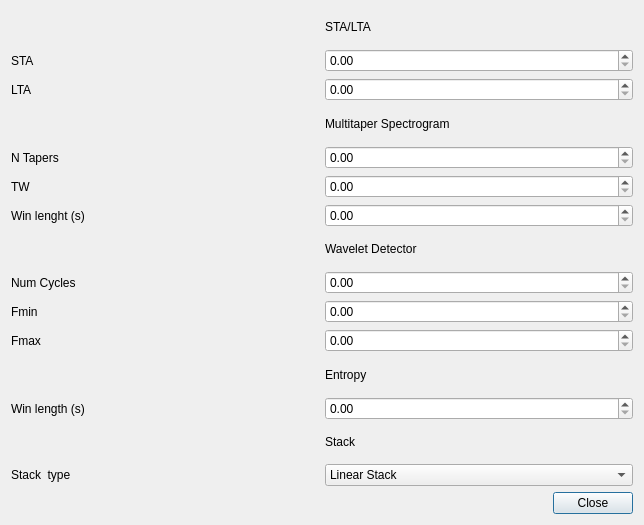
Qt form isp/resources/designer_uis/SettingsDialog.ui (ProjectISP/ISP) before a commit.
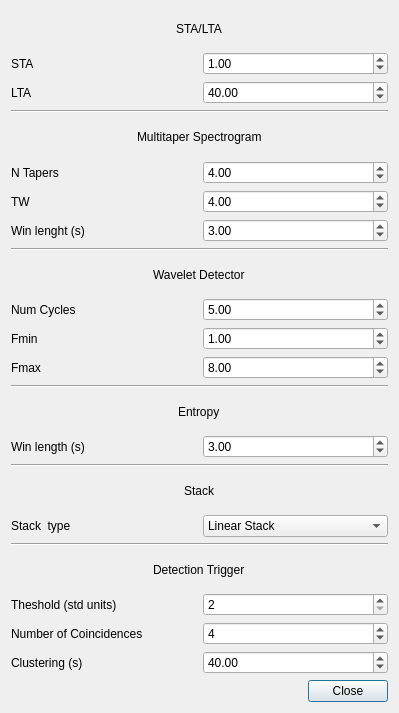
The same form after that commit.

Commit message: Write files from detector and from phases detected automatically, ready to locate

Patch:
```diff
--- a/isp/resources/designer_uis/SettingsDialog.ui
+++ b/isp/resources/designer_uis/SettingsDialog.ui
@@ -6,8 +6,8 @@
    <rect>
     <x>0</x>
     <y>0</y>
-    <width>644</width>
-    <height>525</height>
+    <width>399</width>
+    <height>713</height>
    </rect>
   </property>
   <property name="windowTitle">
@@ -16,27 +16,70 @@
   <layout class="QVBoxLayout" name="verticalLayout">
    <item>
     <layout class="QGridLayout" name="gridLayout_2">
+     <item row="8" column="0" colspan="2">
+      <widget class="Line" name="line_2">
+       <property name="orientation">
+        <enum>Qt::Horizontal</enum>
+       </property>
+      </widget>
+     </item>
+     <item row="17" column="0" colspan="2" alignment="Qt::AlignHCenter">
+      <widget class="QLabel" name="label_14">
+       <property name="text">
+        <string>Stack</string>
+       </property>
+      </widget>
+     </item>
+     <item row="20" column="0" colspan="2" alignment="Qt::AlignHCenter">
+      <widget class="QLabel" name="label_16">
+       <property name="text">
+        <string>Detection Trigger</string>
+       </property>
+      </widget>
+     </item>
+     <item row="9" column="0" colspan="2" alignment="Qt::AlignHCenter">
+      <widget class="QLabel" name="label_7">
+       <property name="text">
+        <string>Wavelet Detector</string>
+       </property>
+      </widget>
+     </item>
+     <item row="2" column="0">
+      <widget class="QLabel" name="label_2">
+       <property name="text">
+        <string>LTA</string>
+       </property>
+      </widget>
+     </item>
+     <item row="13" column="0" colspan="2">
+      <widget class="Line" name="line_3">
+       <property name="orientation">
+        <enum>Qt::Horizontal</enum>
+       </property>
+      </widget>
+     </item>
      <item row="11" column="1">
-      <widget class="QLabel" name="label_12">
+      <widget class="QDoubleSpinBox" name="fminDB">
+       <property name="value">
+        <double>1.000000000000000</double>
+       </property>
+      </widget>
+     </item>
+     <item row="21" column="0">
+      <widget class="QLabel" name="label_17">
        <property name="text">
-        <string>Entropy</string>
+        <string>Theshold (std units)</string>
        </property>
       </widget>
      </item>
-     <item row="8" column="1">
-      <widget class="QDoubleSpinBox" name="ncyclesDB"/>
-     </item>
-     <item row="5" column="0">
-      <widget class="QLabel" name="label_3">
+     <item row="11" column="0">
+      <widget class="QLabel" name="label_10">
        <property name="text">
-        <string>TW</string>
+        <string>Fmin</string>
        </property>
       </widget>
      </item>
-     <item row="9" column="1">
-      <widget class="QDoubleSpinBox" name="fminDB"/>
-     </item>
-     <item row="8" column="0">
+     <item row="10" column="0">
       <widget class="QLabel" name="label_9">
        <property name="text">
         <string>Num Cycles</string>
@@ -44,7 +87,18 @@
       </widget>
      </item>
      <item row="10" column="1">
-      <widget class="QDoubleSpinBox" name="fmaxDB"/>
+      <widget class="QDoubleSpinBox" name="ncyclesDB">
+       <property name="value">
+        <double>5.000000000000000</double>
+       </property>
+      </widget>
+     </item>
+     <item row="6" column="0">
+      <widget class="QLabel" name="label_3">
+       <property name="text">
+        <string>TW</string>
+       </property>
+      </widget>
      </item>
      <item row="1" column="0">
       <widget class="QLabel" name="label">
@@ -53,118 +107,196 @@
        </property>
       </widget>
      </item>
-     <item row="9" column="0">
-      <widget class="QLabel" name="label_10">
-       <property name="text">
-        <string>Fmin</string>
-       </property>
-      </widget>
-     </item>
-     <item row="2" column="1">
-      <widget class="QDoubleSpinBox" name="ltaDB"/>
-     </item>
-     <item row="2" column="0">
-      <widget class="QLabel" name="label_2">
-       <property name="text">
-        <string>LTA</string>
-       </property>
-      </widget>
-     </item>
-     <item row="3" column="1">
-      <widget class="QLabel" name="label_6">
-       <property name="text">
-        <string>Multitaper Spectrogram</string>
-       </property>
-      </widget>
-     </item>
-     <item row="4" column="1">
-      <widget class="QDoubleSpinBox" name="tapersDB"/>
-     </item>
-     <item row="12" column="1">
-      <widget class="QDoubleSpinBox" name="win_entropyDB"/>
-     </item>
      <item row="1" column="1">
-      <widget class="QDoubleSpinBox" name="staDB"/>
+      <widget class="QDoubleSpinBox" name="staDB">
+       <property name="value">
+        <double>1.000000000000000</double>
+       </property>
+      </widget>
      </item>
-     <item row="0" column="1">
+     <item row="15" column="1">
+      <widget class="QDoubleSpinBox" name="win_entropyDB">
+       <property name="value">
+        <double>3.000000000000000</double>
+       </property>
+      </widget>
+     </item>
+     <item row="5" column="1">
+      <widget class="QDoubleSpinBox" name="tapersDB">
+       <property name="value">
+        <double>4.000000000000000</double>
+       </property>
+      </widget>
+     </item>
+     <item row="12" column="1">
+      <widget class="QDoubleSpinBox" name="fmaxDB">
+       <property name="value">
+        <double>8.000000000000000</double>
+       </property>
+      </widget>
+     </item>
+     <item row="16" column="0" colspan="2">
+      <widget class="Line" name="line_4">
+       <property name="orientation">
+        <enum>Qt::Horizontal</enum>
+       </property>
+      </widget>
+     </item>
+     <item row="12" column="0">
+      <widget class="QLabel" name="label_11">
+       <property name="text">
+        <string>Fmax</string>
+       </property>
+      </widget>
+     </item>
+     <item row="0" column="0" colspan="2" alignment="Qt::AlignHCenter">
       <widget class="QLabel" name="label_5">
        <property name="text">
         <string>STA/LTA</string>
        </property>
       </widget>
      </item>
-     <item row="4" column="0">
+     <item row="4" column="0" colspan="2" alignment="Qt::AlignHCenter">
+      <widget class="QLabel" name="label_6">
+       <property name="text">
+        <string>Multitaper Spectrogram</string>
+       </property>
+      </widget>
+     </item>
+     <item row="2" column="1">
+      <widget class="QDoubleSpinBox" name="ltaDB">
+       <property name="value">
+        <double>40.000000000000000</double>
+       </property>
+      </widget>
+     </item>
+     <item row="22" column="1">
+      <widget class="QSpinBox" name="ConcidencesSB">
+       <property name="minimum">
+        <number>3</number>
+       </property>
+       <property name="maximum">
+        <number>50</number>
+       </property>
+       <property name="value">
+        <number>4</number>
+       </property>
+      </widget>
+     </item>
+     <item row="14" column="0" colspan="2" alignment="Qt::AlignHCenter">
+      <widget class="QLabel" name="label_12">
+       <property name="text">
+        <string>Entropy</string>
+       </property>
+      </widget>
+     </item>
+     <item row="23" column="0">
+      <widget class="QLabel" name="label_19">
+       <property name="text">
+        <string>Clustering (s)</string>
+       </property>
+      </widget>
+     </item>
+     <item row="22" column="0">
+      <widget class="QLabel" name="label_18">
+       <property name="text">
+        <string>Number of Coincidences</string>
+       </property>
+      </widget>
+     </item>
+     <item row="5" column="0">
       <widget class="QLabel" name="label_8">
        <property name="text">
         <string>N Tapers</string>
        </property>
       </widget>
      </item>
-     <item row="6" column="1">
-      <widget class="QDoubleSpinBox" name="winDB"/>
+     <item row="23" column="1">
+      <widget class="QDoubleSpinBox" name="ClusterSB">
+       <property name="maximum">
+        <double>10800.000000000000000</double>
+       </property>
+       <property name="value">
+        <double>40.000000000000000</double>
+       </property>
+      </widget>
      </item>
-     <item row="12" column="0">
-      <widget class="QLabel" name="label_13">
-       <property name="text">
-        <string>Win length (s)</string>
+     <item row="21" column="1">
+      <widget class="QSpinBox" name="ThresholdSB">
+       <property name="minimum">
+        <number>2</number>
        </property>
+       <property name="maximum">
+        <number>5</number>
+       </property>
+      </widget>
+     </item>
+     <item row="18" column="1">
+      <widget class="QComboBox" name="typestackCB">
+       <item>
+        <property name="text">
+         <string>Linear Stack</string>
+        </property>
+       </item>
+       <item>
+        <property name="text">
+         <string>Phase Weigth Stack</string>
+        </property>
+       </item>
+       <item>
+        <property name="text">
+         <string>root</string>
+        </property>
+       </item>
       </widget>
      </item>
      <item row="7" column="1">
-      <widget class="QLabel" name="label_7">
-       <property name="text">
-        <string>Wavelet Detector</string>
+      <widget class="QDoubleSpinBox" name="winDB">
+       <property name="value">
+        <double>3.000000000000000</double>
        </property>
       </widget>
      </item>
-     <item row="5" column="1">
-      <widget class="QDoubleSpinBox" name="twDB"/>
-     </item>
-     <item row="10" column="0">
-      <widget class="QLabel" name="label_11">
-       <property name="text">
-        <string>Fmax</string>
-       </property>
-      </widget>
-     </item>
-     <item row="6" column="0">
+     <item row="7" column="0">
       <widget class="QLabel" name="label_4">
        <property name="text">
         <string>Win lenght (s)</string>
        </property>
       </widget>
      </item>
-     <item row="13" column="1">
-      <widget class="QLabel" name="label_14">
+     <item row="15" column="0">
+      <widget class="QLabel" name="label_13">
        <property name="text">
-        <string>Stack</string>
+        <string>Win length (s)</string>
        </property>
       </widget>
      </item>
-     <item row="14" column="0">
+     <item row="18" column="0">
       <widget class="QLabel" name="label_15">
        <property name="text">
         <string>Stack  type</string>
        </property>
       </widget>
      </item>
-     <item row="14" column="1">
-      <widget class="QComboBox" name="typestackCB">
-       <item>
-        <property name="text">
-         <string>Linear Stack</string>
-        </property>
-       </item>
-       <item>
-        <property name="text">
-         <string>Phase Weigth Stack</string>
-        </property>
-       </item>
-       <item>
-        <property name="text">
-         <string>root</string>
-        </property>
-       </item>
+     <item row="6" column="1">
+      <widget class="QDoubleSpinBox" name="twDB">
+       <property name="value">
+        <double>4.000000000000000</double>
+       </property>
+      </widget>
+     </item>
+     <item row="3" column="0" colspan="2">
+      <widget class="Line" name="line">
+       <property name="orientation">
+        <enum>Qt::Horizontal</enum>
+       </property>
+      </widget>
+     </item>
+     <item row="19" column="0" colspan="2">
+      <widget class="Line" name="line_5">
+       <property name="orientation">
+        <enum>Qt::Horizontal</enum>
+       </property>
       </widget>
      </item>
     </layout>
```
Left out of the diff: 2 changed lines with no effect on the pictures. The commit also changes 9 other files.
